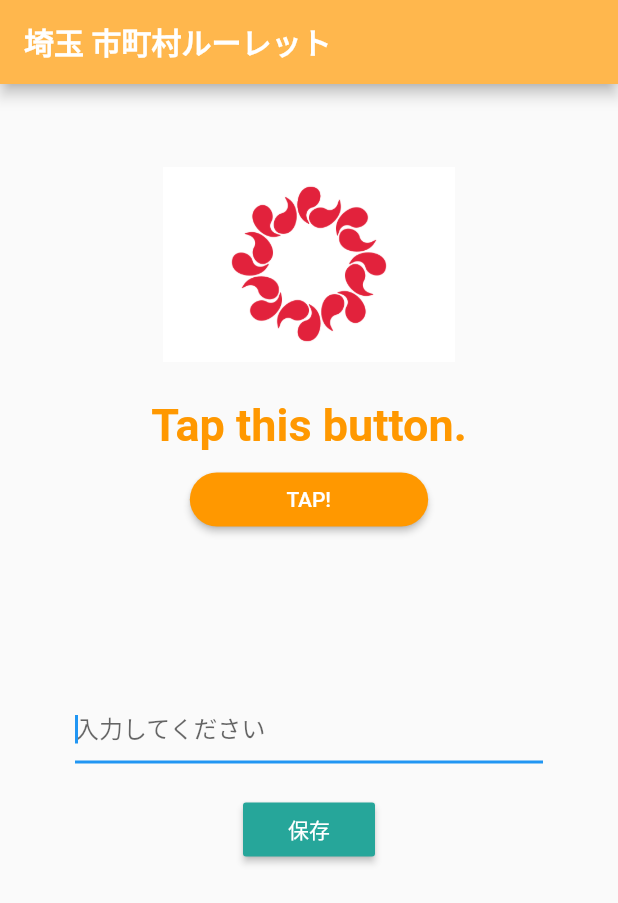
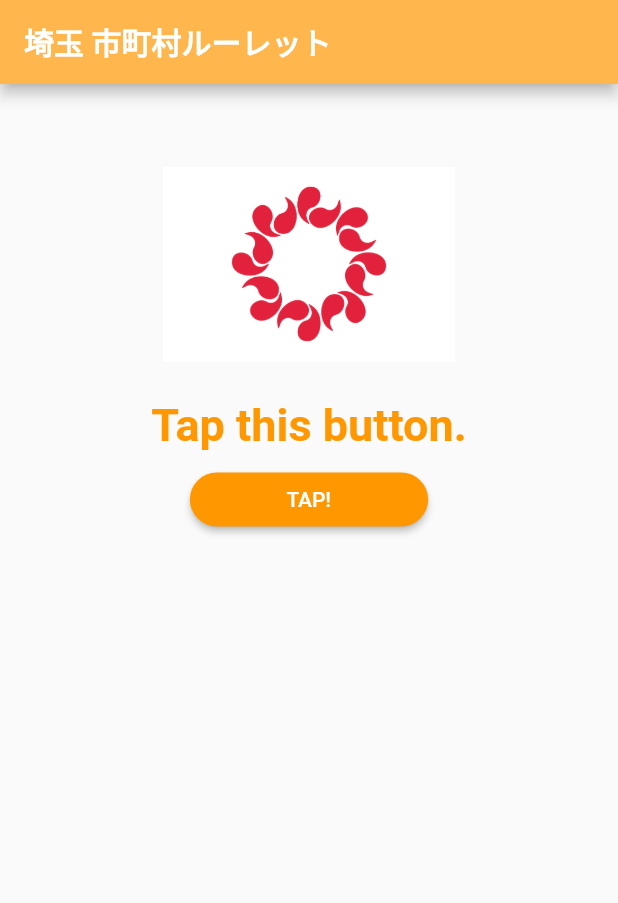
Before and after one commit to giraffecandy/roulette_saitama-master, a Flutter app: the screen it shows after launch, on a phone screen of 412 x 824 dp. Shown: the top 903 px of the screen. Run offline on Flutter 3.47's test engine with Material 2 defaults, Android fonts, the phone set to English and light mode, and no system bars.

Commit message:
下のリストコメントアウト

```diff
--- a/lib/main.dart
+++ b/lib/main.dart
@@ -117,64 +117,64 @@ class _State extends State<MyApp> {
                 ),
               ),
 
-              Padding(
-                padding: EdgeInsets.all(20.0),
-                child: TextField(
-                  controller: _todoInputController,
-                  decoration: InputDecoration(hintText: '入力してください'),
-                  autofocus: true,
-                ),
-              ),
-              Padding(
-                padding: EdgeInsets.only(
-                    top: 0.0, right: 0.0, bottom: 30.0, left: 0.0),
-                child: RaisedButton(
-                  color: Colors.teal[400],
-                  textColor: Colors.white,
-                  child: Text('保存'),
-                  onPressed: () {
-                    // 変数の変化をリアルタイムに通知する
-                    setState(
-                          () {
-                        // 何かしらの入力があるときだけ実行
-                        if (_todoInputController.text.length > 0) {
-                          // 配列に入力値を追加
-                          todoList.add(_todoInputController.text);
-                          // テキストボックスを初期化
-                          _todoInputController.clear();
-                        }
-                      },
-                    );
-                  },
-                ),
-              ),
-              Expanded(
-                child: ListView.builder(
-                  // リストの長さを計算
-                  itemCount: todoList.length,
-                  itemBuilder: (BuildContext context, int index) {
-                    return Container(
-                      padding: EdgeInsets.only(
-                          top: 0.0, right: 0.0, bottom: 0.0, left: 0.0),
-                      margin: EdgeInsets.only(
-                          top: 1.0, right: 0.0, bottom: 0.0, left: 0.0),
-                      color: Colors.cyan[600],
-                      child: ListTile(
-                        leading: Icon(Icons.star),
-                        title: Text(
-                          // リストに表示する文字列を設定
-                          ("$index : ${todoList[index]}"),
-                          style: TextStyle(
-                            fontFamily: 'OpenSans',
-                            fontSize: 24,
-                            color: Colors.white,
-                          ),
-                        ),
-                      ),
-                    );
-                  },
-                ),
-              ),
+              // Padding(
+              //   padding: EdgeInsets.all(20.0),
+              //   child: TextField(
+              //     controller: _todoInputController,
+              //     decoration: InputDecoration(hintText: '入力してください'),
+              //     autofocus: true,
+              //   ),
+              // ),
+              // Padding(
+              //   padding: EdgeInsets.only(
+              //       top: 0.0, right: 0.0, bottom: 30.0, left: 0.0),
+              //   child: RaisedButton(
+              //     color: Colors.teal[400],
+              //     textColor: Colors.white,
+              //     child: Text('保存'),
+              //     onPressed: () {
+              //       // 変数の変化をリアルタイムに通知する
+              //       setState(
+              //             () {
+              //           // 何かしらの入力があるときだけ実行
+              //           if (_todoInputController.text.length > 0) {
+              //             // 配列に入力値を追加
+              //             todoList.add(_todoInputController.text);
+              //             // テキストボックスを初期化
+              //             _todoInputController.clear();
+              //           }
+              //         },
+              //       );
+              //     },
+              //   ),
+              // ),
+              // Expanded(
+              //   child: ListView.builder(
+              //     // リストの長さを計算
+              //     itemCount: todoList.length,
+              //     itemBuilder: (BuildContext context, int index) {
+              //       return Container(
+              //         padding: EdgeInsets.only(
+              //             top: 0.0, right: 0.0, bottom: 0.0, left: 0.0),
+              //         margin: EdgeInsets.only(
+              //             top: 1.0, right: 0.0, bottom: 0.0, left: 0.0),
+              //         color: Colors.cyan[600],
+              //         child: ListTile(
+              //           leading: Icon(Icons.star),
+              //           title: Text(
+              //             // リストに表示する文字列を設定
+              //             ("$index : ${todoList[index]}"),
+              //             style: TextStyle(
+              //               fontFamily: 'OpenSans',
+              //               fontSize: 24,
+              //               color: Colors.white,
+              //             ),
+              //           ),
+              //         ),
+              //       );
+              //     },
+              //   ),
+              // ),
 
 
               // Container(
```
